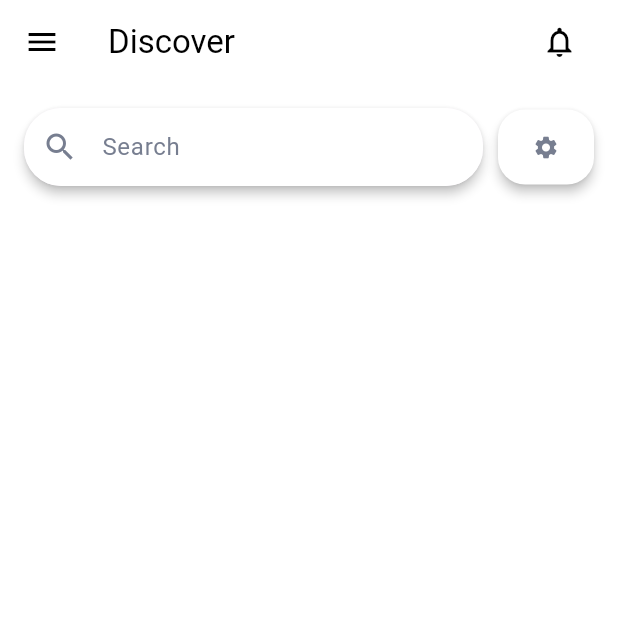
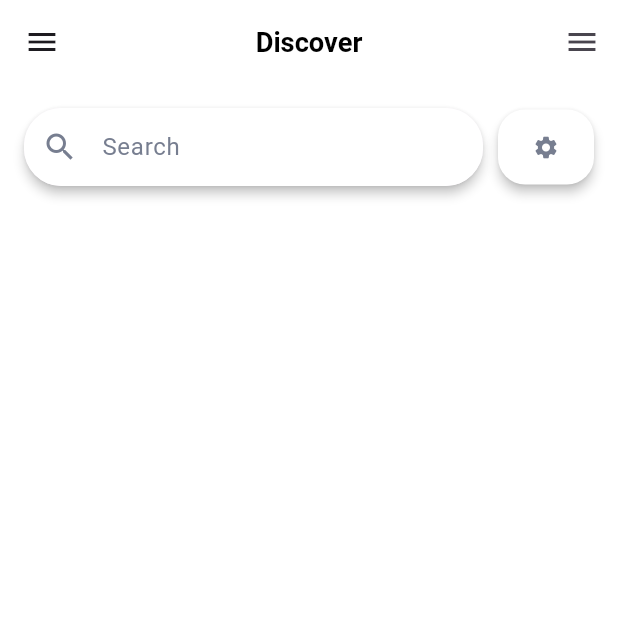
Before and after one commit to talibjameel/GemStore, a Flutter app: the SearchScreen screen opened by its route, on a phone screen of 412 x 824 dp, the top half of it. Run offline on Flutter 3.47's test engine with Material 3 defaults, Android fonts, the phone set to English and light mode, and no system bars; our stand-ins replace carousel_slider, flutter_riverpod, flutter_secure_storage, flutter_svg; missing offline and left inert: flutter_stripe; accounts and stored records are empty; network calls fail; Roboto replaces fonts that are missing (SF-Pro).

Commit message:
feat: Implement multi-step checkout flow with Stripe integration
This commit introduces a complete, multi-step checkout process, including shipping, payment, and a success screen. It integrates the `flutter_stripe` package for payment processing and refactors the UI with a new `CustomAppBar`.

Key changes:
- **Checkout Flow:**
    - Created a three-step checkout process: Shipping -> Payment -> Success.
    - Added `CheckoutShippingScreen` to collect user address, shipping method, and coupon code. It includes form validation for required fields.
    - Implemented `CheckoutPaymentScreen` which currently includes a placeholder for the card payment section.
    - Created `CheckoutSuccessScreen` to confirm the order completion.
    - Introduced a `StepIndicator` widget to visually track the user's progress through the checkout steps.

- **Stripe Payment Integration:**
    - Added the `flutter_stripe` package to `pubspec.yaml`.
    - Initialized Stripe in `main.dart` with a publishable key.
    - Implemented helper methods in `add_to_cart_screen.dart` to create a `PaymentIntent` via a backend call and handle the payment flow using `Stripe.instance.presentPaymentSheet()`.
    - Updated iOS `Podfile` to set the platform version to `13.0` as required by the Stripe SDK.

- **UI Refactoring & Enhancements:**
    - **CustomAppBar:**
        - Created a new reusable `CustomAppBar` widget with options for a title, back button, and actions.
        - Replaced existing AppBars in `MyOrderScreen`, `SearchScreen`, `NotificationUi`, and `AddToCartScreen` with the new `CustomAppBar` for a consistent look.
        - Removed the old `custom_appBar.dart` file.
    - **Add to Cart:**
        - The "Checkout" button in `AddToCartScreen` now navigates to the new `CheckoutShippingScreen`.
    - **Login Screen:**
        - Replaced old SVG assets for social login buttons with new ones (`apple.svg`, `google.svg`, `facebook.svg`).

- **Asset & Dependency Management:**
    - Deleted several unused SVG icon files from `res/TopButton` and `res/Auth Button`.
    - Added a new route `/CheckoutShipping` in `main.dart` to initiate the checkout process.

```diff
--- a/lib/Helper Funcation/custom_appBar.dart
+++ b/lib/Helper Funcation/custom_appBar.dart
@@ -1,44 +1,44 @@
-import 'package:flutter/material.dart';
-
-class CustomAppBar extends StatelessWidget implements PreferredSizeWidget {
-  final String title;
-  final bool showNotification;
-
-  const CustomAppBar({
-    super.key,
-    required this.title,
-    this.showNotification = true,
-  });
-
-  @override
-  Widget build(BuildContext context) {
-    return AppBar(
-      backgroundColor: Colors.white,
-      elevation: 0,
-      leading: Builder(
-        builder: (context) => IconButton(
-          icon: const Icon(Icons.menu, color: Colors.black),
-          onPressed: () => Scaffold.of(context).openDrawer(),
-        ),
-      ),
-      title: Text(
-        title,
-        style: const TextStyle(fontSize: 22, color: Colors.black),
-      ),
-      actions: [
-        if (showNotification)
-          Padding(
-            padding: const EdgeInsets.only(right: 15),
-            child: IconButton(
-              onPressed: () =>
-                  Navigator.pushNamed(context, '/NotificationUI'),
-              icon: const Icon(Icons.notifications_none, color: Colors.black),
-            ),
-          ),
-      ],
-    );
-  }
-
-  @override
-  Size get preferredSize => const Size.fromHeight(kToolbarHeight);
-}
+// import 'package:flutter/material.dart';
+//
+// class CustomAppBar extends StatelessWidget implements PreferredSizeWidget {
+//   final String title;
+//   final bool showNotification;
+//
+//   const CustomAppBar({
+//     super.key,
+//     required this.title,
+//     this.showNotification = true,
+//   });
+//
+//   @override
+//   Widget build(BuildContext context) {
+//     return AppBar(
+//       backgroundColor: Colors.white,
+//       elevation: 0,
+//       leading: Builder(
+//         builder: (context) => IconButton(
+//           icon: const Icon(Icons.menu, color: Colors.black),
+//           onPressed: () => Scaffold.of(context).openDrawer(),
+//         ),
+//       ),
+//       title: Text(
+//         title,
+//         style: const TextStyle(fontSize: 22, color: Colors.black),
+//       ),
+//       actions: [
+//         if (showNotification)
+//           Padding(
+//             padding: const EdgeInsets.only(right: 15),
+//             child: IconButton(
+//               onPressed: () =>
+//                   Navigator.pushNamed(context, '/NotificationUI'),
+//               icon: const Icon(Icons.notifications_none, color: Colors.black),
+//             ),
+//           ),
+//       ],
+//     );
+//   }
+//
+//   @override
+//   Size get preferredSize => const Size.fromHeight(kToolbarHeight);
+// }
--- a/lib/Ui/Auth Screens/login_screen.dart
+++ b/lib/Ui/Auth Screens/login_screen.dart
@@ -117,9 +117,9 @@ class _LoginScreenState extends State<LoginScreen> {
                     mainAxisAlignment: MainAxisAlignment.center,
                     spacing: 10,
                     children: [
-                      SvgPicture.asset('res/Auth Screens Button/Frame 12.svg'),
-                      SvgPicture.asset('res/Auth Screens Button/Frame 13.svg'),
-                      SvgPicture.asset('res/Auth Screens Button/Frame 14.svg'),
+                      SvgPicture.asset('res/Auth_Button/google.svg'),
+                      SvgPicture.asset('res/Auth_Button/apple.svg'),
+                      SvgPicture.asset('res/Auth_Button/facebook.svg'),
                     ],
                   ),
                   SizedBox(height: 150,),
--- a/lib/Ui/Main Navigation/my_order_screen.dart
+++ b/lib/Ui/Main Navigation/my_order_screen.dart
@@ -1,6 +1,7 @@
 import 'package:flutter/material.dart';
 
 import '../../Helper Funcation/custom_appBar.dart';
+import '../../Widget/custom_appbar.dart';
 import 'home_screen.dart';
 
 class MyOrderScreen extends StatefulWidget {
@@ -16,7 +17,9 @@ class _MyOrderScreenState extends State<MyOrderScreen> {
     return const Scaffold(
       backgroundColor: Colors.white,
       drawer: CustomNavigationDrawer(),
-      appBar: CustomAppBar(title: 'My Orders'),
+      appBar: CustomAppBar(
+          showBackButton:  false,
+          title: 'My Orders'),
     );
   }
 }
--- a/lib/Ui/Main Navigation/search_screen.dart
+++ b/lib/Ui/Main Navigation/search_screen.dart
@@ -1,6 +1,8 @@
 import 'package:ecommerce_store/Helper%20Funcation/custom_appBar.dart';
 import 'package:ecommerce_store/Ui/Main%20Navigation/home_screen.dart';
 import 'package:flutter/material.dart';
+
+import '../../Widget/custom_appbar.dart';
 
 class SearchScreen extends StatefulWidget {
   const SearchScreen({super.key});
@@ -17,7 +19,10 @@ class _SearchScreenState extends State<SearchScreen> {
     return Scaffold(
       key: _scaffoldKey,
       backgroundColor: Colors.white,
-      appBar: CustomAppBar(title: 'Discover'),
+      appBar: CustomAppBar(
+        showBackButton: false,
+          title: 'Discover'
+      ),
       drawer: const CustomNavigationDrawer(),
       endDrawer: const FilterDrawer(),
       body: Padding(
--- /dev/null
+++ b/lib/Widget/custom_appbar.dart
@@ -0,0 +1,52 @@
+import 'package:flutter/material.dart';
+import '../Helper Funcation/custom_text_widget.dart';
+
+class CustomAppBar extends StatelessWidget implements PreferredSizeWidget {
+  final String title;
+  final bool showBackButton;
+  final List<Widget>? actions;
+
+  const CustomAppBar({
+    super.key,
+    required this.title,
+    this.showBackButton = true,
+    this.actions,
+  });
+
+  @override
+  Size get preferredSize => const Size.fromHeight(kToolbarHeight);
+
+  @override
+  Widget build(BuildContext context) {
+    return AppBar(
+      backgroundColor: Colors.white,
+      elevation: 0,
+      leading: showBackButton
+          ? Padding(
+        padding: const EdgeInsets.all(8),
+        child: Material(
+          color: Colors.white,
+          elevation: 3,
+          shape: const CircleBorder(),
+          child: Padding(
+            padding: const EdgeInsets.only(left: 5),
+            child: IconButton(
+              onPressed: () => Navigator.pop(context),
+              icon: const Icon(
+                Icons.arrow_back_ios,
+                color: Colors.black,
+                size: 16,
+              ),
+              padding: const EdgeInsets.all(8),
+              constraints: const BoxConstraints(),
+            ),
+          ),
+        ),
+      )
+          : null,
+      title: TextWidget(text: title,fontSize: 18,fontWeight: FontWeight.bold,color: Colors.black,),
+      centerTitle: true,
+      actions: actions,
+    );
+  }
+}
```
Also changed, not shown: lib/Ui/Checkout/checkout_payment_screen.dart (added, +54 -0 lines), lib/Ui/Checkout/checkout_shipping_screen.dart (added, +172 -0 lines), lib/Ui/Checkout/checkout_success_screen.dart (added, +34 -0 lines), lib/Ui/Notification Screens/notification_ui.dart (+6 -25 lines), lib/Widget/step_indicator.dart (added, +76 -0 lines), lib/main.dart (+6 -1 lines), pubspec.yaml (+4 -7 lines), pubspec.lock, res/Auth Button/Frame 12.svg (deleted), res/Auth Button/Frame 13.svg (deleted), res/Auth Button/Frame 14.svg (deleted), res/TopButton/Accessories.svg (deleted), res/TopButton/Beauty.svg (deleted), res/TopButton/Men.svg (deleted), 1 more files, 2 other files.
